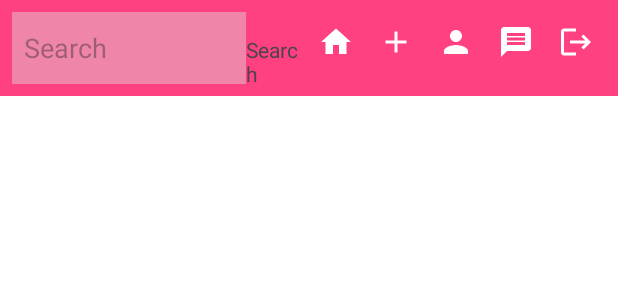
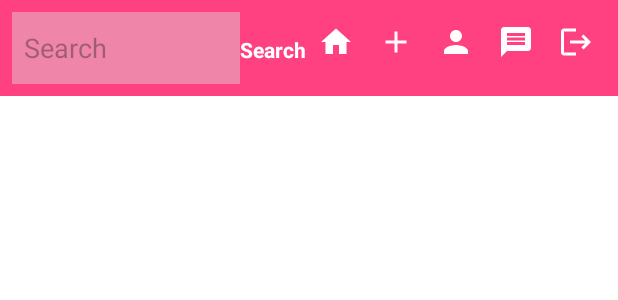
Before and after one commit to et1141/InstagramCopy, an Android app: the layout activity_main.xml on its own in the app's theme, with its tools: preview values and no code run, on a phone screen of 412 x 824 dp. Shown: the top 300 px of the screen. Run offline under Robolectric (Android 15) with nearby library versions, the phone set to English and light mode, and no system bars.

Commit message:
some minor debugging

```diff
--- a/app/src/main/java/com/example/instagram_copy/MainActivity.java
+++ b/app/src/main/java/com/example/instagram_copy/MainActivity.java
@@ -54,6 +54,7 @@ public class MainActivity extends AppCompatActivity {
             profile_button.setOnClickListener(new View.OnClickListener() {
                 @Override
                 public void onClick(View view) {
+                    search_editText.setText("");
                     getSupportFragmentManager().beginTransaction()
                             .replace(R.id.mainActivity_fragments_layout, new UserFragment(sp, sp.getString("username", ""))).commit();
                 }
@@ -62,6 +63,7 @@ public class MainActivity extends AppCompatActivity {
             home_button.setOnClickListener(new View.OnClickListener() {
                 @Override
                 public void onClick(View view) {
+                    search_editText.setText("");
                     getSupportFragmentManager().beginTransaction()
                             .replace(R.id.mainActivity_fragments_layout, new PostsFragment(sp.getString("username", "default"), true))
                             .commit();
@@ -71,6 +73,7 @@ public class MainActivity extends AppCompatActivity {
             messages_button.setOnClickListener(new View.OnClickListener() {
                 @Override
                 public void onClick(View view) {
+                    search_editText.setText("");
                     getSupportFragmentManager().beginTransaction()
                             .replace(R.id.mainActivity_fragments_layout, new MessagesFragment())
                             .commit();
@@ -126,6 +129,7 @@ public class MainActivity extends AppCompatActivity {
             addPost_button.setOnClickListener(new View.OnClickListener() {
                 @Override
                 public void onClick(View view) {
+                    search_editText.setText("");
                     getSupportFragmentManager().beginTransaction()
                             .replace(R.id.mainActivity_fragments_layout, addPostFragment)
                             .commit();
--- a/app/src/main/res/layout/activity_main.xml
+++ b/app/src/main/res/layout/activity_main.xml
@@ -29,8 +29,10 @@
 
         <TextView
             android:id="@+id/buttonSearch"
-            android:layout_width="40dp"
+            android:layout_width="wrap_content"
             android:layout_height="40dp"
+            android:textColor="@color/white"
+            android:textStyle="bold"
             android:text="Search"
              />
 
```
